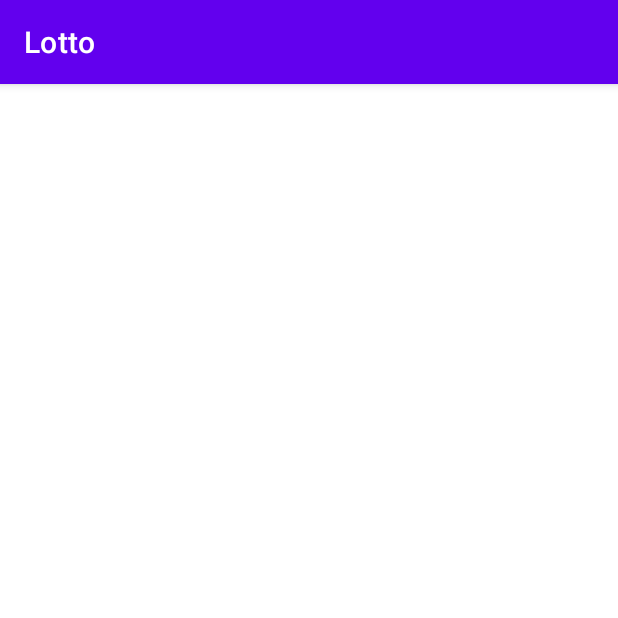
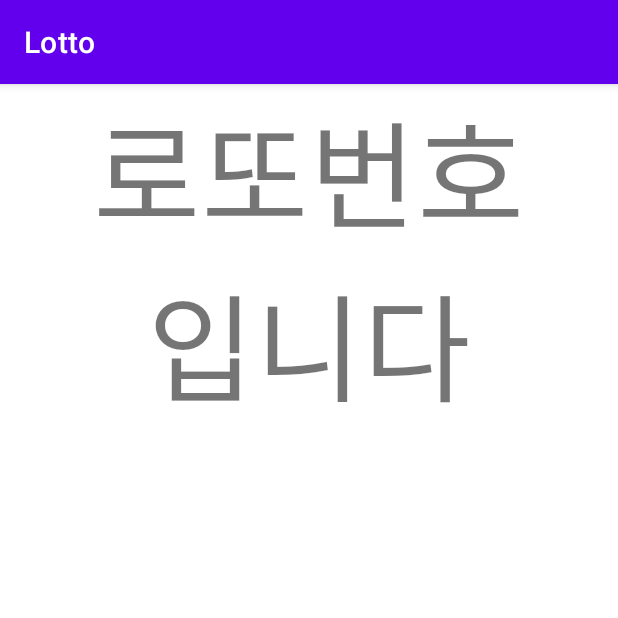
Before and after one commit to syh11026/Lotto, an Android app: the ResultActivity screen opened directly, with no data from a screen before it, on a phone screen of 412 x 824 dp, the top half of it. Run offline under Robolectric (Android 15) with nearby library versions, the phone set to English and light mode, and no system bars.

Commit message:
resultactivity using guidelines

```diff
--- a/app/src/main/res/layout/activity_result.xml
+++ b/app/src/main/res/layout/activity_result.xml
@@ -4,6 +4,52 @@
     xmlns:tools="http://schemas.android.com/tools"
     android:layout_width="match_parent"
     android:layout_height="match_parent"
+    app:layout_constraintGuide_percent="0.02"
     tools:context=".ResultActivity">
 
+    <androidx.constraintlayout.widget.Guideline
+        android:id="@+id/guideline4"
+        android:layout_width="wrap_content"
+        android:layout_height="wrap_content"
+        android:orientation="horizontal"
+        app:layout_constraintGuide_percent="0.3" />
+
+    <androidx.constraintlayout.widget.Guideline
+        android:id="@+id/guideline5"
+        android:layout_width="wrap_content"
+        android:layout_height="wrap_content"
+        android:orientation="horizontal"
+        app:layout_constraintGuide_percent="0.5" />
+
+    <androidx.constraintlayout.widget.Guideline
+        android:id="@+id/guideline6"
+        android:layout_width="wrap_content"
+        android:layout_height="wrap_content"
+        android:orientation="vertical"
+        app:layout_constraintGuide_percent="0.08" />
+
+    <androidx.constraintlayout.widget.Guideline
+        android:id="@+id/guideline7"
+        android:layout_width="wrap_content"
+        android:layout_height="wrap_content"
+        android:orientation="vertical"
+        app:layout_constraintGuide_percent="0.92" />
+
+    <view
+        android:id="@+id/resultLabel"
+        class="androidx.appcompat.widget.AppCompatTextView"
+        android:layout_width="0dp"
+        android:layout_height="0dp"
+        android:layout_marginStart="16dp"
+        android:layout_marginEnd="16dp"
+        android:autoSizeStepGranularity="1sp"
+        android:autoSizeTextType="uniform"
+        android:gravity="center"
+        android:maxLines="3"
+        android:text="로또번호입니다"
+        android:textSize="60sp"
+        app:layout_constraintBottom_toTopOf="@+id/guideline4"
+        app:layout_constraintEnd_toStartOf="@+id/guideline7"
+        app:layout_constraintStart_toStartOf="@+id/guideline6"
+        app:layout_constraintTop_toTopOf="parent" />
 </androidx.constraintlayout.widget.ConstraintLayout>
```
